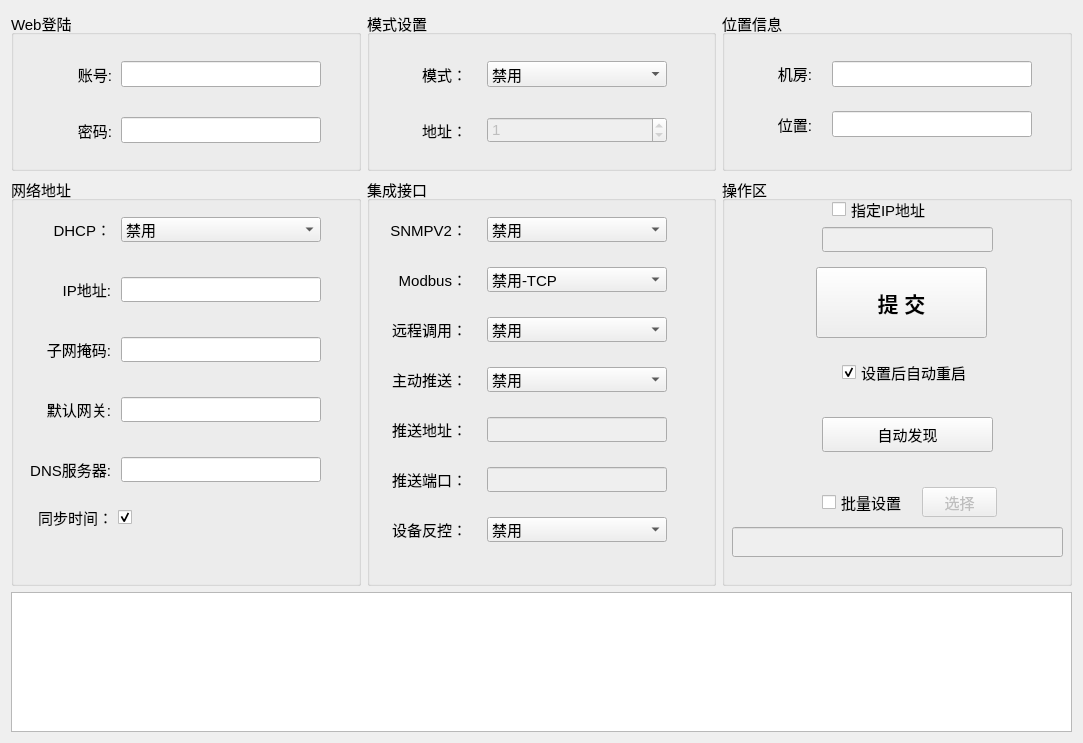
Qt form deploy_integrate/home/home_mainwid.ui (ChinaClever/MPro-Tools) before a commit.
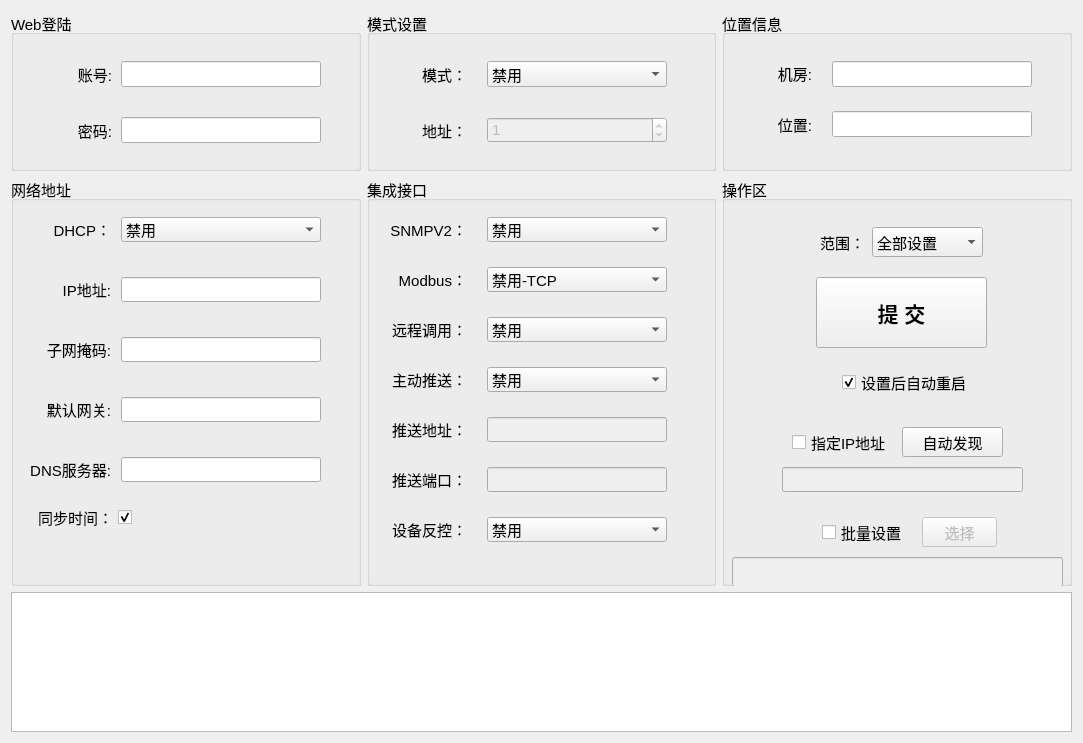
The same form after that commit.

```diff
--- a/deploy_integrate/home/home_mainwid.ui
+++ b/deploy_integrate/home/home_mainwid.ui
@@ -20,7 +20,7 @@
   </property>
   <layout class="QGridLayout" name="gridLayout">
    <item row="1" column="1">
-    <widget class="QGroupBox" name="groupBox_2">
+    <widget class="QGroupBox" name="groupBox_5">
      <property name="title">
       <string>集成接口</string>
      </property>
@@ -282,7 +282,7 @@
       <property name="geometry">
        <rect>
         <x>94</x>
-        <y>90</y>
+        <y>100</y>
         <width>171</width>
         <height>71</height>
        </rect>
@@ -300,16 +300,16 @@
      <widget class="QPushButton" name="findBtn">
       <property name="geometry">
        <rect>
-        <x>100</x>
-        <y>240</y>
-        <width>171</width>
-        <height>35</height>
+        <x>180</x>
+        <y>250</y>
+        <width>101</width>
+        <height>30</height>
        </rect>
       </property>
       <property name="minimumSize">
        <size>
         <width>0</width>
-        <height>35</height>
+        <height>30</height>
        </size>
       </property>
       <property name="text">
@@ -320,7 +320,7 @@
       <property name="geometry">
        <rect>
         <x>120</x>
-        <y>180</y>
+        <y>190</y>
         <width>141</width>
         <height>31</height>
        </rect>
@@ -335,12 +335,15 @@
      <widget class="QCheckBox" name="checkBox">
       <property name="geometry">
        <rect>
-        <x>110</x>
-        <y>20</y>
-        <width>111</width>
-        <height>25</height>
+        <x>70</x>
+        <y>250</y>
+        <width>101</width>
+        <height>30</height>
        </rect>
       </property>
+      <property name="layoutDirection">
+       <enum>Qt::LeftToRight</enum>
+      </property>
       <property name="text">
        <string>指定IP地址</string>
       </property>
@@ -351,9 +354,9 @@
       </property>
       <property name="geometry">
        <rect>
-        <x>100</x>
-        <y>50</y>
-        <width>171</width>
+        <x>60</x>
+        <y>290</y>
+        <width>241</width>
         <height>25</height>
        </rect>
       </property>
@@ -362,7 +365,7 @@
       <property name="geometry">
        <rect>
         <x>100</x>
-        <y>310</y>
+        <y>340</y>
         <width>91</width>
         <height>30</height>
        </rect>
@@ -378,7 +381,7 @@
       <property name="geometry">
        <rect>
         <x>200</x>
-        <y>310</y>
+        <y>340</y>
         <width>75</width>
         <height>30</height>
        </rect>
@@ -394,16 +397,72 @@
       <property name="geometry">
        <rect>
         <x>10</x>
-        <y>350</y>
+        <y>380</y>
         <width>331</width>
         <height>30</height>
        </rect>
       </property>
      </widget>
+     <widget class="QComboBox" name="rangeBox">
+      <property name="geometry">
+       <rect>
+        <x>150</x>
+        <y>50</y>
+        <width>111</width>
+        <height>30</height>
+       </rect>
+      </property>
+      <item>
+       <property name="text">
+        <string>全部设置</string>
+       </property>
+      </item>
+      <item>
+       <property name="text">
+        <string>Web登陆</string>
+       </property>
+      </item>
+      <item>
+       <property name="text">
+        <string>模式设置</string>
+       </property>
+      </item>
+      <item>
+       <property name="text">
+        <string>位置信息</string>
+       </property>
+      </item>
+      <item>
+       <property name="text">
+        <string>网络地址</string>
+       </property>
+      </item>
+      <item>
+       <property name="text">
+        <string>集成接口</string>
+       </property>
+      </item>
+     </widget>
+     <widget class="QLabel" name="label_19">
+      <property name="geometry">
+       <rect>
+        <x>90</x>
+        <y>50</y>
+        <width>53</width>
+        <height>30</height>
+       </rect>
+      </property>
+      <property name="text">
+       <string>范围：</string>
+      </property>
+      <property name="alignment">
+       <set>Qt::AlignRight|Qt::AlignTrailing|Qt::AlignVCenter</set>
+      </property>
+     </widget>
     </widget>
    </item>
    <item row="0" column="2">
-    <widget class="QGroupBox" name="groupBox_4">
+    <widget class="QGroupBox" name="groupBox_3">
      <property name="minimumSize">
       <size>
        <width>300</width>
@@ -468,7 +527,7 @@
     </widget>
    </item>
    <item row="1" column="0">
-    <widget class="QGroupBox" name="groupBox">
+    <widget class="QGroupBox" name="groupBox_4">
      <property name="title">
       <string>网络地址</string>
      </property>
@@ -634,7 +693,7 @@
     </widget>
    </item>
    <item row="0" column="0">
-    <widget class="QGroupBox" name="groupBox_5">
+    <widget class="QGroupBox" name="groupBox_1">
      <property name="minimumSize">
       <size>
        <width>300</width>
@@ -717,7 +776,7 @@
     </widget>
    </item>
    <item row="0" column="1">
-    <widget class="QGroupBox" name="groupBox_3">
+    <widget class="QGroupBox" name="groupBox_2">
      <property name="minimumSize">
       <size>
        <width>330</width>
```
